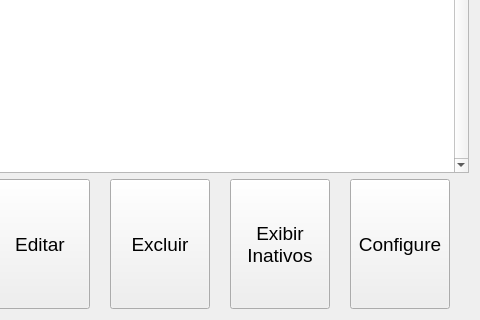
Before: the Qt Designer form LDFV2/interface/form_users.ui in Masipack/LDV, drawn with Qt 5; both pictures show x 275 to 755 and y 525 to 845 of the 755 by 845 pixel window.
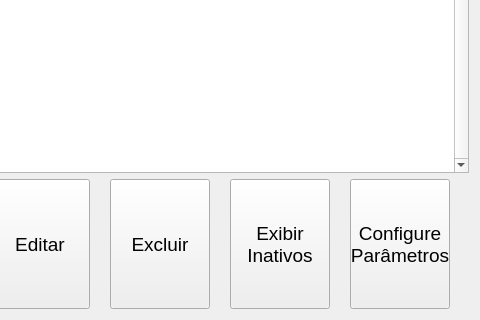
After: the same form once the commit is applied. Icons and pictures are not drawn. Custom widgets are drawn as their Qt base class.

```diff
--- a/LDFV2/interface/form_users.ui
+++ b/LDFV2/interface/form_users.ui
@@ -300,7 +300,18 @@
         </font>
        </property>
        <property name="text">
-        <string>Configure</string>
+        <string>Configure 
+Parâmetros</string>
+       </property>
+       <property name="icon">
+        <iconset resource="../res/icons.qrc">
+         <normaloff>:/icons/user_full_settings-128.png</normaloff>:/icons/user_full_settings-128.png</iconset>
+       </property>
+       <property name="iconSize">
+        <size>
+         <width>32</width>
+         <height>32</height>
+        </size>
        </property>
        <property name="bgIcon">
         <iconset resource="../res/icons.qrc">
```
Left out of the diff: 40 changed lines with no effect on the pictures.
